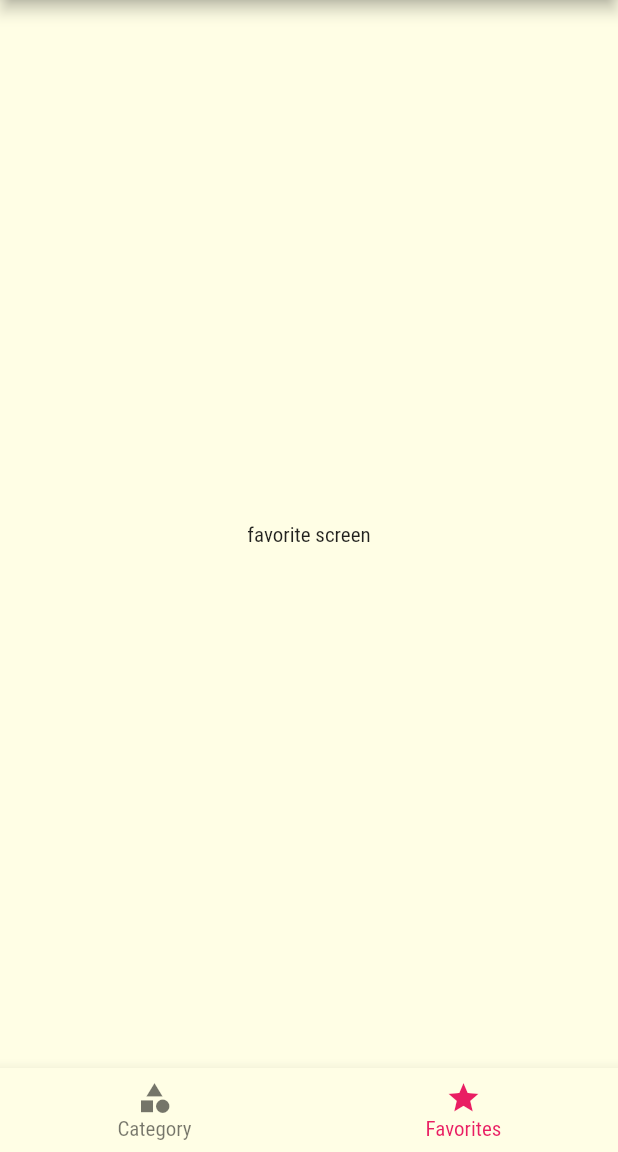
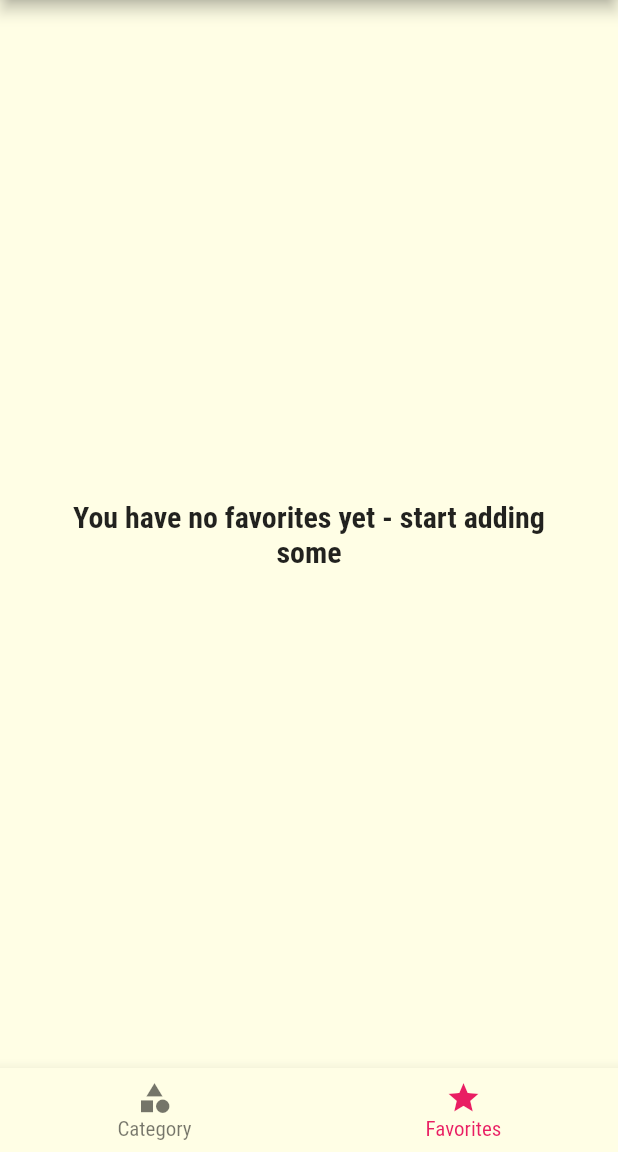
Before and after one commit to KosaiAli/Food, a Flutter app: the screen it shows after launch, item 2 of the bottom bar chosen, on a phone screen of 412 x 824 dp, the part 84-1236 px from its top. Run offline on Flutter 3.47's test engine with Material 2 defaults, Android fonts, the phone set to English and light mode, and no system bars.

Commit message:
adding favorites features

```diff
--- a/lib/main.dart
+++ b/lib/main.dart
@@ -27,6 +27,8 @@ class _MyAppState extends State<MyApp> {
     'vegan': false,
   };
   List<Meal> _filteredMeals = dummymeals;
+  final List<Meal> _favoritesMeals = [];
+
   void _setFilter(Map<String, bool> newFilters) {
     setState(() {
       _filters = newFilters;
@@ -49,6 +51,24 @@ class _MyAppState extends State<MyApp> {
     });
   }
 
+  void _toggleFavorite(mealId) {
+    final existingIndex =
+        _favoritesMeals.indexWhere((meal) => meal.id == mealId);
+    if (existingIndex >= 0) {
+      setState(() {
+        _favoritesMeals.removeAt(existingIndex);
+      });
+    } else {
+      setState(() {
+        _favoritesMeals.add(dummymeals.firstWhere((meal) => meal.id == mealId));
+      });
+    }
+  }
+
+  bool _isFav(mealID) {
+    return _favoritesMeals.any((meal) => meal.id == mealID);
+  }
+
   @override
   Widget build(BuildContext context) {
     return MaterialApp(
@@ -67,11 +87,12 @@ class _MyAppState extends State<MyApp> {
       ),
       initialRoute: '/',
       routes: {
-        '/': (context) => const TabScreen(),
+        '/': (context) => TabScreen(favMeals: _favoritesMeals),
         CategoriesScreen.routeName: (context) => const CategoriesScreen(),
         CategoryMealScreen.routeName: (context) =>
             CategoryMealScreen(_filteredMeals),
-        MealDetailScreen.routeName: (context) => const MealDetailScreen(),
+        MealDetailScreen.routeName: (context) =>
+            MealDetailScreen(_toggleFavorite, _isFav),
         FilterScreen.routeName: (context) => FilterScreen(_setFilter, _filters)
       },
     );
--- a/lib/screens/favorite_screen.dart
+++ b/lib/screens/favorite_screen.dart
@@ -1,12 +1,47 @@
-import 'package:flutter/cupertino.dart';
+import 'package:flutter/material.dart';
 
-class FavoriteScreen extends StatelessWidget {
-  const FavoriteScreen({super.key});
+import '../models/meal.dart';
+import '../widgets/meal_item.dart';
+
+class FavoriteScreen extends StatefulWidget {
+  const FavoriteScreen({super.key, required this.favMeals});
+  final List<Meal> favMeals;
 
   @override
+  State<FavoriteScreen> createState() => _FavoriteScreenState();
+}
+
+class _FavoriteScreenState extends State<FavoriteScreen> {
+  @override
   Widget build(BuildContext context) {
-    return const Center(
-      child: Text('favorite screen'),
+    if (widget.favMeals.isEmpty) {
+      return Center(
+        child: Padding(
+          padding: const EdgeInsets.symmetric(horizontal: 40),
+          child: Text(
+            'You have no favorites yet - start adding some',
+            style: Theme.of(context).textTheme.titleMedium,
+            textAlign: TextAlign.center,
+          ),
+        ),
+      );
+    }
+
+    return ListView.builder(
+      itemBuilder: (ctx, index) {
+        return MealItem(
+          () {
+            setState(() {});
+          },
+          id: widget.favMeals[index].id,
+          title: widget.favMeals[index].title,
+          imageUrl: widget.favMeals[index].imageUrl,
+          duration: widget.favMeals[index].duration,
+          complexity: widget.favMeals[index].complexity,
+          affordability: widget.favMeals[index].affordability,
+        );
+      },
+      itemCount: widget.favMeals.length,
     );
   }
 }
--- a/lib/screens/tab_screen.dart
+++ b/lib/screens/tab_screen.dart
@@ -1,23 +1,20 @@
 import 'package:flutter/material.dart';
 
+import '../models/meal.dart';
 import '../widgets/main_drawer.dart';
 import './categories_screen.dart';
 import './favorite_screen.dart';
 
 class TabScreen extends StatefulWidget {
-  const TabScreen({super.key});
+  const TabScreen({super.key, required this.favMeals});
   static const routeName = 'TabScreen';
+  final List<Meal> favMeals;
   @override
   State<TabScreen> createState() => _TabScreenState();
 }
 
 class _TabScreenState extends State<TabScreen> {
-  final List<Map> _pages = const [
-    {
-      'page': CategoriesScreen(),
-    },
-    {'page': FavoriteScreen()},
-  ];
+  late List<Map> _pages;
 
   void _selectPage(int index) {
     setState(() {
@@ -26,6 +23,22 @@ class _TabScreenState extends State<TabScreen> {
   }
 
   int _selectedPage = 0;
+
+  @override
+  void initState() {
+    super.initState();
+    _pages = [
+      {
+        'page': const CategoriesScreen(),
+      },
+      {
+        'page': FavoriteScreen(
+          favMeals: widget.favMeals,
+        )
+      },
+    ];
+  }
+
   @override
   Widget build(BuildContext context) {
     return Scaffold(
```
Also changed, not shown: lib/screens/category_meal_screen.dart (+1 -7 lines), lib/screens/meal_dtail_screen.dart (+6 -5 lines), lib/widgets/meal_item.dart (+4 -6 lines).
